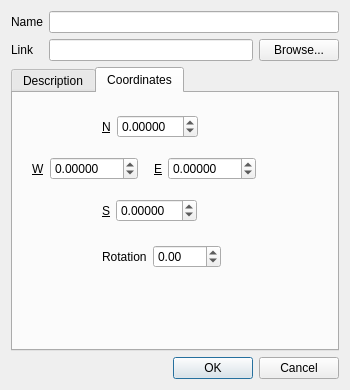
Before: the Qt Designer form src/plugins/render/annotate/EditGroundOverlayDialog.ui in KDE/marble, drawn with Qt 5.
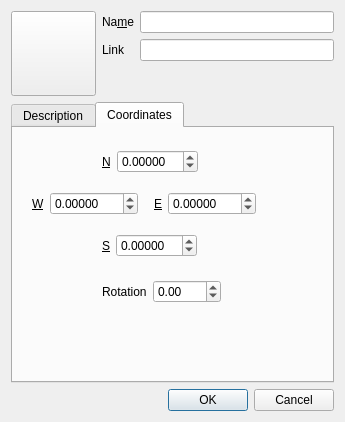
After: the same form once the commit is applied.

Commit message: Added icon preview in EditGroundOverlayDialog REVIEW: 121491

```diff
--- a/src/plugins/render/annotate/EditGroundOverlayDialog.ui
+++ b/src/plugins/render/annotate/EditGroundOverlayDialog.ui
@@ -6,49 +6,73 @@
    <rect>
     <x>0</x>
     <y>0</y>
-    <width>350</width>
-    <height>390</height>
+    <width>345</width>
+    <height>422</height>
    </rect>
   </property>
   <property name="windowTitle">
    <string>Dialog</string>
   </property>
-  <layout class="QVBoxLayout" name="verticalLayout_2">
-   <item>
-    <layout class="QGridLayout" name="gridLayout">
-     <item row="0" column="0">
-      <widget class="QLabel" name="name_lbl">
-       <property name="text">
-        <string>Name</string>
-       </property>
-       <property name="buddy">
-        <cstring>m_name</cstring>
-       </property>
-      </widget>
-     </item>
-     <item row="0" column="1" colspan="2">
+  <layout class="QFormLayout" name="formLayout_2">
+   <item row="0" column="0">
+    <widget class="QPushButton" name="m_browseButton">
+     <property name="sizePolicy">
+      <sizepolicy hsizetype="Fixed" vsizetype="Fixed">
+       <horstretch>0</horstretch>
+       <verstretch>0</verstretch>
+      </sizepolicy>
+     </property>
+     <property name="minimumSize">
+      <size>
+       <width>85</width>
+       <height>85</height>
+      </size>
+     </property>
+     <property name="maximumSize">
+      <size>
+       <width>85</width>
+       <height>85</height>
+      </size>
+     </property>
+     <property name="text">
+      <string/>
+     </property>
+     <property name="iconSize">
+      <size>
+       <width>75</width>
+       <height>75</height>
+      </size>
+     </property>
+    </widget>
+   </item>
+   <item row="0" column="1">
+    <layout class="QFormLayout" name="formLayout">
+     <item row="1" column="1">
       <widget class="QLineEdit" name="m_name"/>
      </item>
-     <item row="1" column="0">
+     <item row="2" column="0">
       <widget class="QLabel" name="link_lbl">
        <property name="text">
         <string>Link</string>
        </property>
       </widget>
      </item>
-     <item row="1" column="1">
+     <item row="2" column="1">
       <widget class="QLineEdit" name="m_link"/>
      </item>
-     <item row="1" column="2">
-      <widget class="QPushButton" name="m_browseButton">
+     <item row="1" column="0">
+      <widget class="QLabel" name="name_lbl">
        <property name="text">
-        <string>Browse...</string>
+        <string>Na&amp;me</string>
+       </property>
+       <property name="buddy">
+        <cstring>m_name</cstring>
        </property>
       </widget>
      </item>
     </layout>
    </item>
-   <item>
+   <item row="1" column="0" colspan="2">
     <widget class="QTabWidget" name="tabWidget">
      <property name="currentIndex">
       <number>1</number>
@@ -549,7 +573,7 @@
      </widget>
     </widget>
    </item>
-   <item>
+   <item row="2" column="0" colspan="2">
     <widget class="QDialogButtonBox" name="buttonBox">
      <property name="orientation">
       <enum>Qt::Horizontal</enum>
```
Left out of the diff: 3 changed lines with no effect on the pictures. The commit also changes 1 other file.
